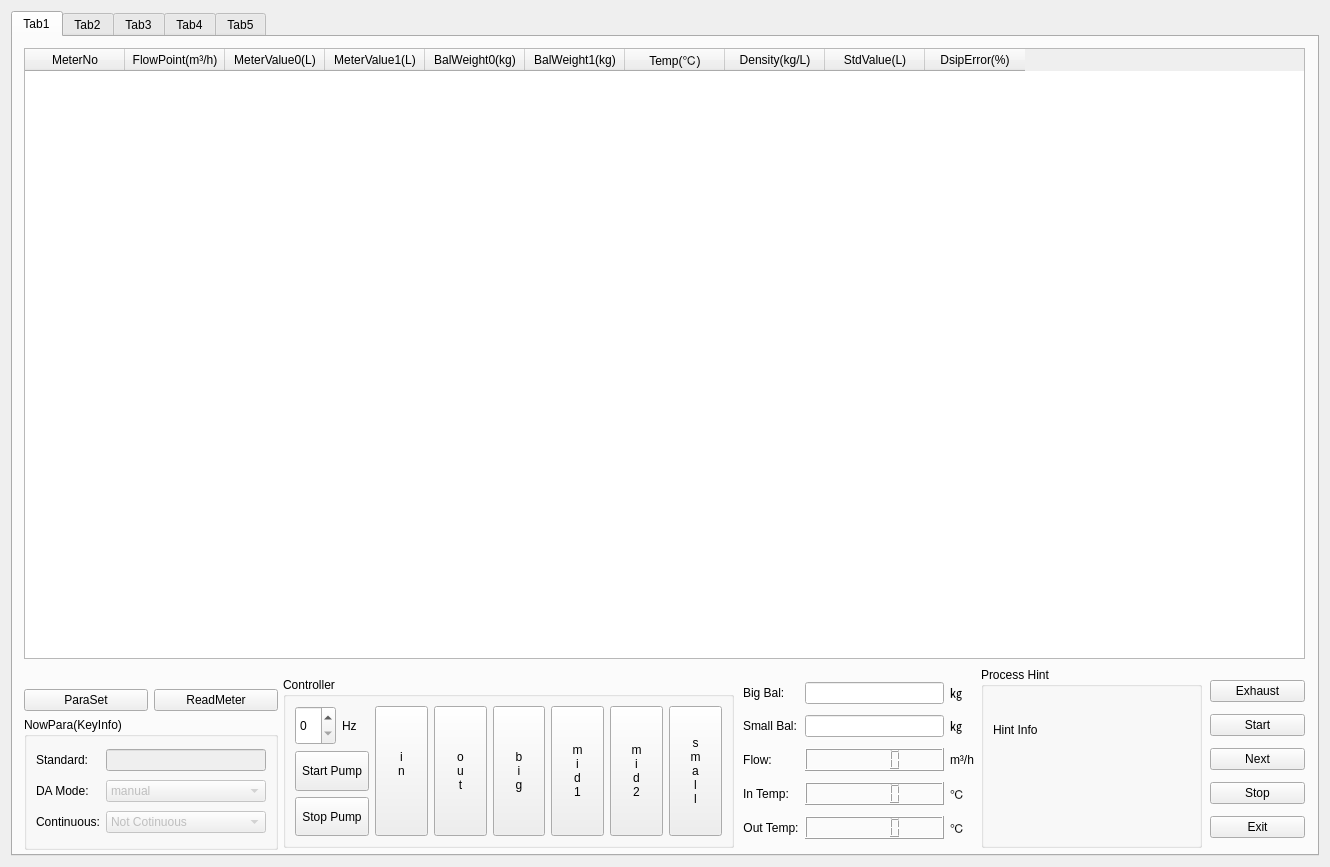
First picture: the form in source/weightmethod/weightmethod.ui, repository flimmy78/qtverify, before the edit.
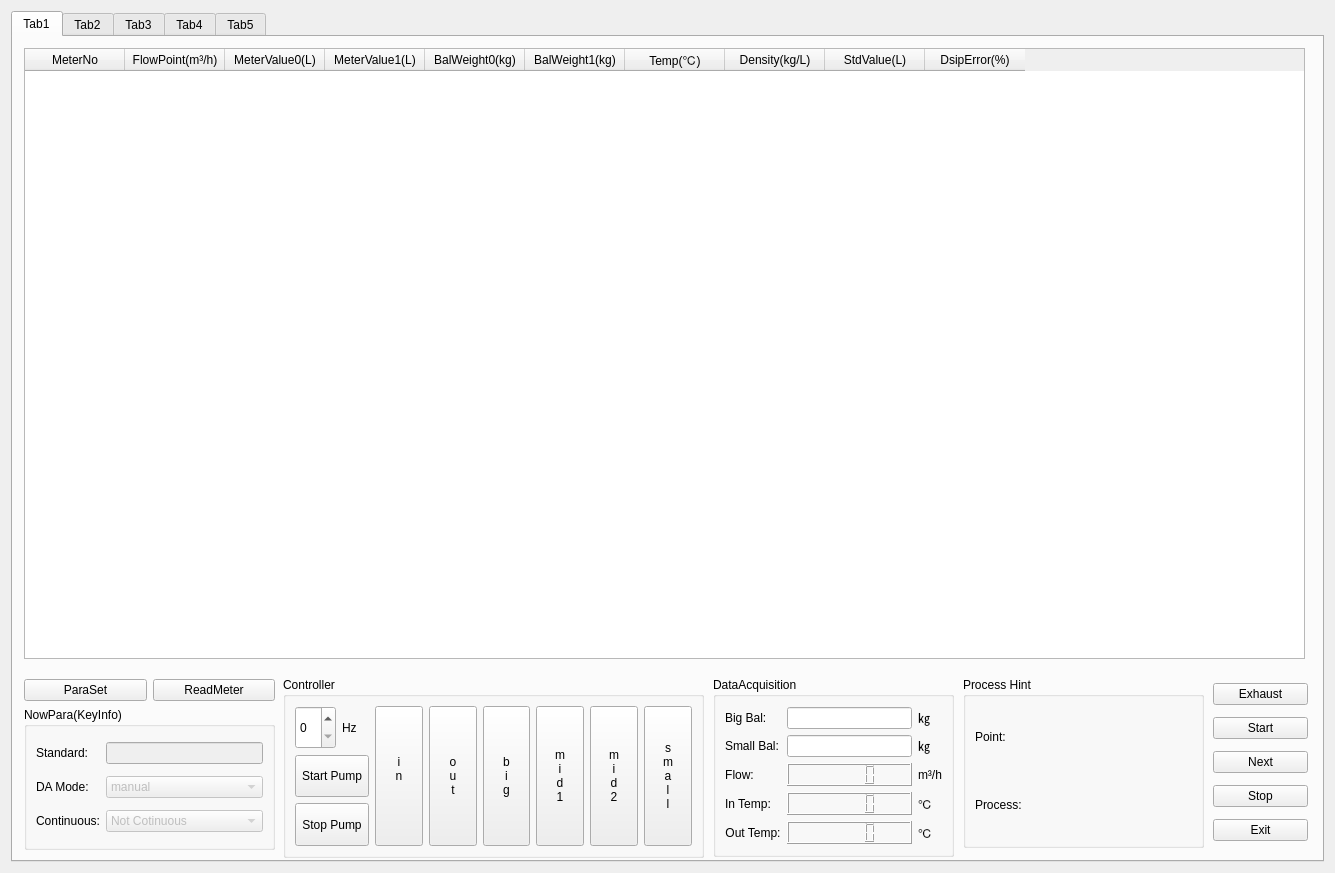
Second picture: the form after the edit.

Diff of the .ui file:
```diff
--- a/source/weightmethod/weightmethod.ui
+++ b/source/weightmethod/weightmethod.ui
@@ -6,8 +6,8 @@
    <rect>
     <x>0</x>
     <y>0</y>
-    <width>1330</width>
-    <height>867</height>
+    <width>1335</width>
+    <height>873</height>
    </rect>
   </property>
   <property name="windowTitle">
@@ -37,8 +37,8 @@
         <rect>
          <x>270</x>
          <y>640</y>
-         <width>451</width>
-         <height>171</height>
+         <width>421</width>
+         <height>181</height>
         </rect>
        </property>
        <property name="title">
@@ -266,10 +266,10 @@
       <widget class="QGroupBox" name="groupBox_3">
        <property name="geometry">
         <rect>
-         <x>968</x>
-         <y>630</y>
-         <width>221</width>
-         <height>181</height>
+         <x>950</x>
+         <y>640</y>
+         <width>241</width>
+         <height>171</height>
         </rect>
        </property>
        <property name="sizePolicy">
@@ -291,7 +291,7 @@
            </sizepolicy>
           </property>
           <property name="text">
-           <string>Hint Info</string>
+           <string>Point:</string>
           </property>
          </widget>
         </item>
@@ -304,7 +304,7 @@
            </sizepolicy>
           </property>
           <property name="text">
-           <string/>
+           <string>Process:</string>
           </property>
          </widget>
         </item>
@@ -314,9 +314,9 @@
        <property name="geometry">
         <rect>
          <x>11</x>
-         <y>652</y>
-         <width>254</width>
-         <height>161</height>
+         <y>642</y>
+         <width>251</width>
+         <height>171</height>
         </rect>
        </property>
        <layout class="QGridLayout" name="gridLayout_5">
@@ -458,8 +458,8 @@
       <widget class="QWidget" name="layoutWidget">
        <property name="geometry">
         <rect>
-         <x>1197</x>
-         <y>637</y>
+         <x>1200</x>
+         <y>640</y>
          <width>95</width>
          <height>170</height>
         </rect>
@@ -532,15 +532,20 @@
         </item>
        </layout>
       </widget>
-      <widget class="QWidget" name="layoutWidget">
+      <widget class="QGroupBox" name="groupBox_4">
        <property name="geometry">
         <rect>
-         <x>730</x>
+         <x>700</x>
          <y>640</y>
-         <width>231</width>
-         <height>171</height>
+         <width>241</width>
+         <height>180</height>
         </rect>
        </property>
+       <property name="title">
+        <string>DataAcquisition</string>
+       </property>
+       <layout class="QGridLayout" name="gridLayout_8">
+        <item row="0" column="0">
        <layout class="QGridLayout" name="gridLayout_2">
         <item row="0" column="0">
          <widget class="QLabel" name="label_9">
@@ -785,6 +790,8 @@
            <string>℃</string>
           </property>
          </widget>
+          </item>
+         </layout>
         </item>
        </layout>
       </widget>
```
Lines whose indentation alone changed are shown as unchanged.
